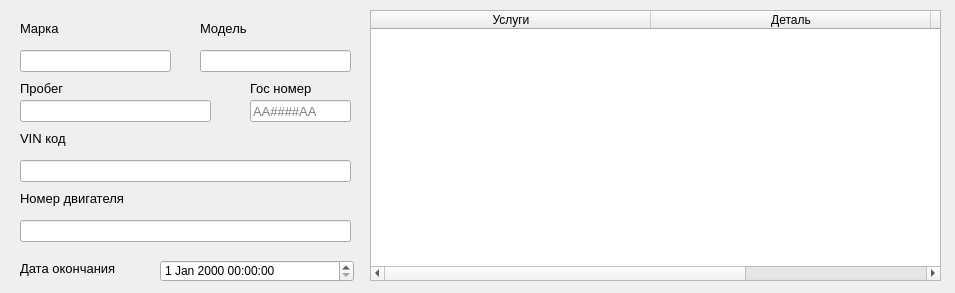
Before: the Qt Designer form ui/order_status.ui in Tr0ub1e/Izbushka, drawn with Qt 5.
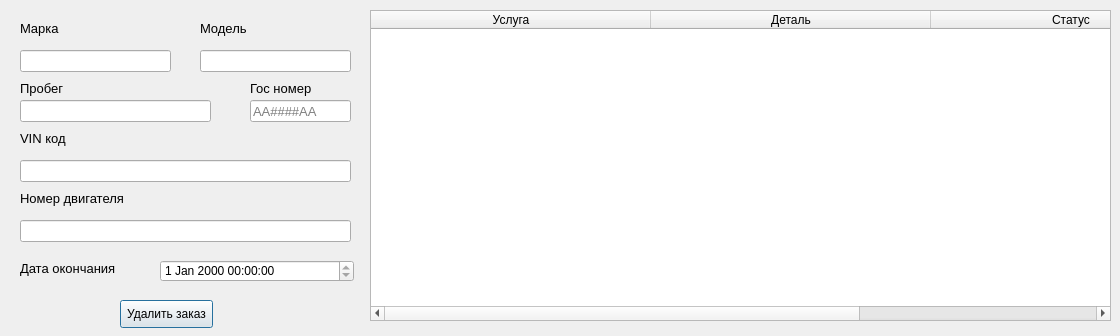
After: the same form once the commit is applied.

```diff
--- a/ui/order_status.ui
+++ b/ui/order_status.ui
@@ -6,8 +6,8 @@
    <rect>
     <x>0</x>
     <y>0</y>
-    <width>955</width>
-    <height>293</height>
+    <width>1120</width>
+    <height>336</height>
    </rect>
   </property>
   <property name="windowTitle">
@@ -233,8 +233,8 @@
     <rect>
      <x>370</x>
      <y>10</y>
-     <width>571</width>
-     <height>271</height>
+     <width>741</width>
+     <height>311</height>
     </rect>
    </property>
    <property name="editTriggers">
@@ -254,7 +254,7 @@
    </attribute>
    <column>
     <property name="text">
-     <string>Услуги</string>
+     <string>Услуга</string>
     </property>
    </column>
    <column>
@@ -294,6 +294,31 @@
      <width>194</width>
      <height>22</height>
     </rect>
+   </property>
+   <property name="readOnly">
+    <bool>true</bool>
+   </property>
+  </widget>
+  <widget class="QPushButton" name="delZakaz">
+   <property name="geometry">
+    <rect>
+     <x>120</x>
+     <y>300</y>
+     <width>93</width>
+     <height>28</height>
+    </rect>
+   </property>
+   <property name="text">
+    <string>Удалить заказ</string>
+   </property>
+   <property name="checkable">
+    <bool>false</bool>
+   </property>
+   <property name="default">
+    <bool>false</bool>
+   </property>
+   <property name="flat">
+    <bool>false</bool>
    </property>
   </widget>
  </widget>
```
Left out of the diff: 2 changed lines with no effect on the pictures.
